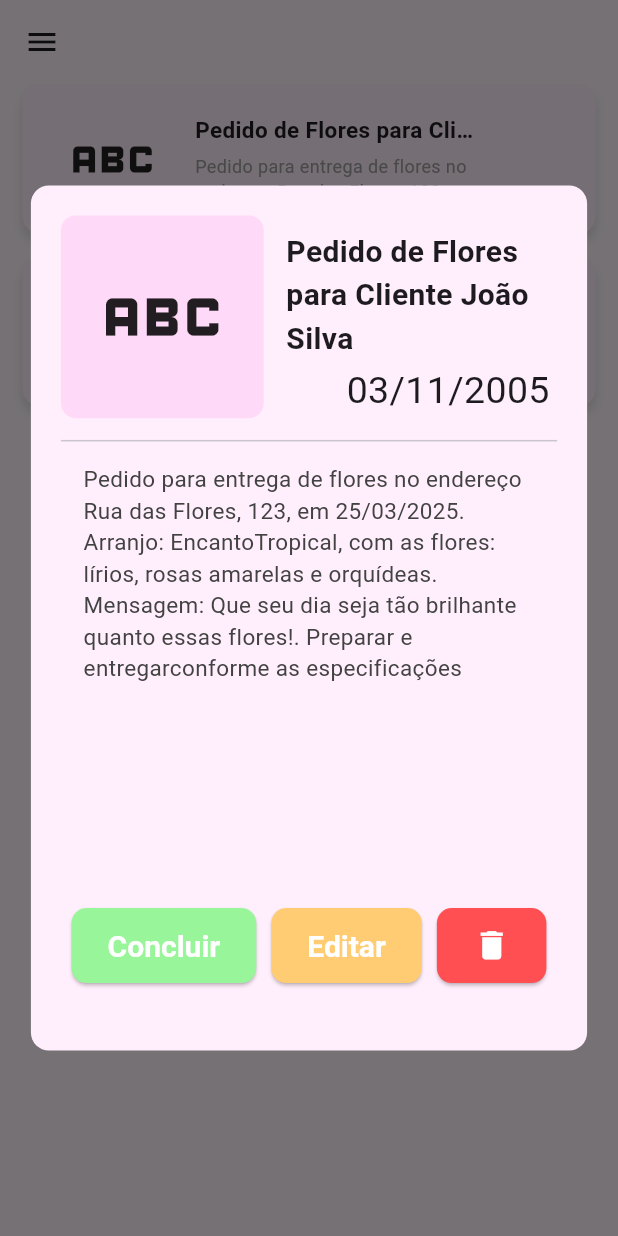
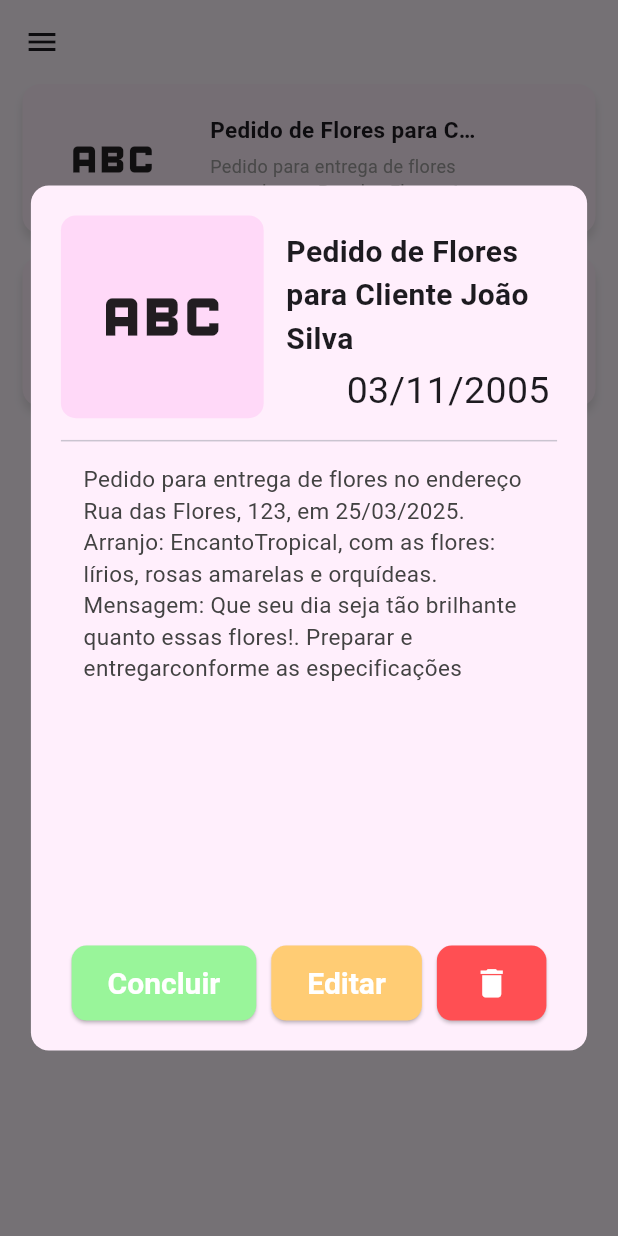
Before and after one commit to HenryGFiedler/Floricultura, a Flutter app: the MainScreen screen opened directly, after a tap on "Pedido de Flores para Cliente João Silva", on a phone screen of 412 x 824 dp. Run offline on Flutter 3.47's test engine with Material 3 defaults, Android fonts, the phone set to English and light mode, and no system bars; drawn by our look-alikes of auto_size_text.

```diff
--- a/lib/components/info_card.dart
+++ b/lib/components/info_card.dart
@@ -1,3 +1,4 @@
+import 'package:auto_size_text/auto_size_text.dart';
 import 'package:floricultura/components/main_button.dart';
 import 'package:flutter/material.dart';
 import 'package:intl/intl.dart';
@@ -24,7 +25,6 @@ class InfoCard extends StatelessWidget {
     DateTime data,
     IconData icon,
   ) {
-    // TODO Fazer com que o layout não exploda depois de aumentar a fonte do emulador
     showDialog(
       context: context,
       builder: (BuildContext context) {
@@ -69,20 +69,20 @@ class InfoCard extends StatelessWidget {
                                 children: [
                                   Padding(
                                     padding: EdgeInsets.only(top: 10, left: 5),
-                                    child: Text(
+                                    child: AutoSizeText(
                                       titulo,
+                                      maxLines: 3,
                                       style: TextStyle(fontSize: 20, fontWeight: FontWeight.bold),
-                                      textScaler: TextScaler.noScaling,
                                     ),
                                   ),
                                   Align(
                                     alignment: Alignment.bottomRight,
                                     child: Padding(
                                       padding: EdgeInsets.only(right: 5),
-                                      child: Text(
+                                      child: AutoSizeText(
                                         DateFormat('dd/MM/yyyy').format(data),
                                         style: TextStyle(fontSize: 25),
-                                        textScaler: TextScaler.noScaling,
+                                        maxLines: 1,
                                       ),
                                     ),
                                   ),
@@ -111,12 +111,11 @@ class InfoCard extends StatelessWidget {
                         ),
                       ),
                       Spacer(),
-                      SizedBox(
-                        height: 100,
-                        child: Row(
-                          mainAxisAlignment: MainAxisAlignment.center,
-                          children: [
-                            MainButton(
+                      Wrap(
+                        direction: Axis.horizontal,
+                        children: [
+                          IntrinsicWidth(
+                            child: MainButton(
                               text: 'Concluir',
                               color: Color(0xFF99f59a),
                               fontSize: 20,
@@ -126,7 +125,9 @@ class InfoCard extends StatelessWidget {
                                     // TODO Concluir pedido
                                   },
                             ),
-                            MainButton(
+                          ),
+                          IntrinsicWidth(
+                            child: MainButton(
                               text: 'Editar',
                               color: Color(0xFFffcc74),
                               fontSize: 20,
@@ -136,7 +137,9 @@ class InfoCard extends StatelessWidget {
                                     // TODO Editar pedido
                                   },
                             ),
-                            MainButton(
+                          ),
+                          IntrinsicWidth(
+                            child: MainButton(
                               adaptiveWidth: true,
                               icon: Icons.delete,
                               color: Color(0xFFff4f53),
@@ -145,8 +148,8 @@ class InfoCard extends StatelessWidget {
                                     // TODO Excluír pedido
                                   },
                             ),
-                          ],
-                        ),
+                          ),
+                        ],
                       ),
                     ],
                   ),
@@ -183,6 +186,7 @@ class InfoCard extends StatelessWidget {
               padding: EdgeInsets.all(10),
               child: Row(
                 crossAxisAlignment: CrossAxisAlignment.start,
+                spacing: 10,
                 children: [
                   SizedBox(height: 100, width: 100, child: Icon(icon, size: 70)),
                   Expanded(
@@ -210,7 +214,6 @@ class InfoCard extends StatelessWidget {
                       ],
                     ),
                   ),
-                  SizedBox(width: 10),
                   Column(
                     mainAxisAlignment: MainAxisAlignment.end,
                     children: [
--- a/lib/components/main_button.dart
+++ b/lib/components/main_button.dart
@@ -39,7 +39,7 @@ class MainButton extends StatelessWidget {
             mainAxisAlignment: MainAxisAlignment.center,
             children: [
               if (icon != null) Icon(icon, size: 25, color: Colors.white),
-              Text(text ?? '',textScaler: TextScaler.noScaling),
+              Text(text ?? ''),
             ],
           ),
         ),
--- a/lib/components/menu_item.dart
+++ b/lib/components/menu_item.dart
@@ -1,5 +1,5 @@
-import 'package:floricultura/screens/login_screen.dart';
 import 'package:floricultura/screens/pedidos_screen.dart';
+import 'package:floricultura/screens/profile_screen.dart';
 import 'package:flutter/material.dart';
 
 class MenuItemModel {
@@ -24,7 +24,7 @@ class MenuItemModel {
     MenuItemModel(
       title: "pei",
       icon: Icons.circle,
-      screenBuilder: () => LoginScreen(),
+      screenBuilder: () => ProfileScreen(),
     ),
   ];
 
--- a/pubspec.yaml
+++ b/pubspec.yaml
@@ -11,6 +11,7 @@ dependencies:
     sdk: flutter
 
   intl: ^0.18.0
+  auto_size_text: ^3.0.0
 
 dev_dependencies:
   flutter_test:
```
Also changed, not shown: lib/screens/profile_screen.dart (added, +117 -0 lines), pubspec.lock.
